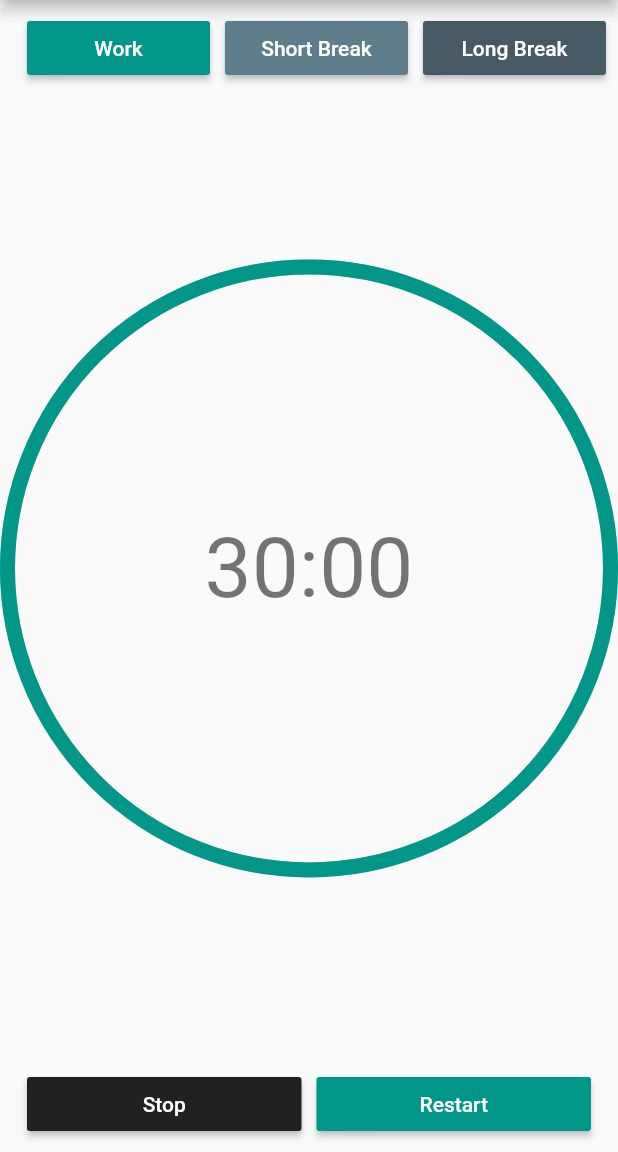
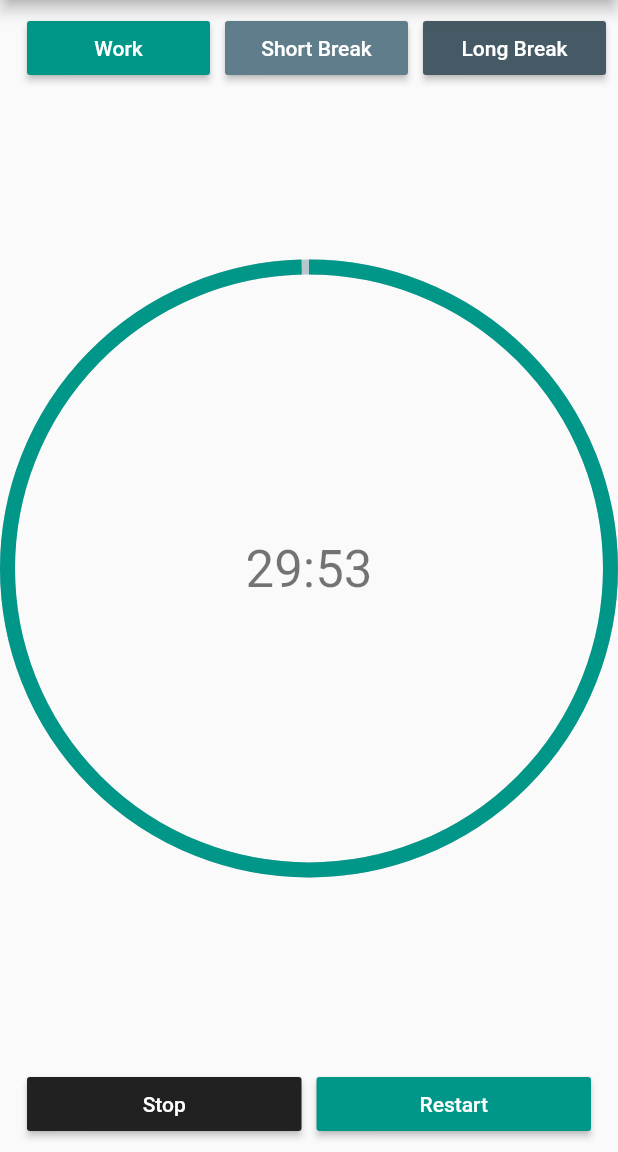
Before and after one commit to sumithpdd/productivity_timer, a Flutter app: the screen it shows after launch, after a tap on "Stop", on a phone screen of 412 x 824 dp, the part 84-1236 px from its top. Run offline on Flutter 3.47's test engine with Material 2 defaults, Android fonts, the phone set to English and light mode, and no system bars; drawn by our look-alikes of percent_indicator.

Commit message:
a working timer

```diff
--- a/productivity_timer/lib/main.dart
+++ b/productivity_timer/lib/main.dart
@@ -17,7 +17,7 @@ class MyApp extends StatelessWidget {
       theme: ThemeData(
         primarySwatch: Colors.blueGrey,
       ),
-      home: const TimerHomePage(),
+      home: TimerHomePage(),
     );
   }
 }
--- /dev/null
+++ b/productivity_timer/lib/models/timer.dart
@@ -0,0 +1,58 @@
+import 'dart:async';
+
+import 'timermodel.dart';
+
+class CountDownTimer {
+  double _radius = 1;
+  bool _isActive = true;
+  late Timer timer;
+  late Duration time;
+  late Duration _fullTime;
+
+  int work = 30;
+
+  String returnTime(Duration t) {
+    String minutes = (t.inMinutes < 10)
+        ? '0' + t.inMinutes.toString()
+        : t.inMinutes.toString();
+
+    int numSeconds = t.inSeconds - (t.inMinutes * 60);
+
+    String seconds =
+        (numSeconds < 10) ? '0' + numSeconds.toString() : numSeconds.toString();
+    String formattedTime = minutes + ":" + seconds;
+
+    return formattedTime;
+  }
+
+  Stream<TimerModel> stream() async* {
+    yield* Stream.periodic(const Duration(seconds: 1), (int a) {
+      String stringTime;
+      if (_isActive) {
+        time = time - const Duration(seconds: 1);
+        _radius = time.inSeconds / _fullTime.inSeconds;
+        if (time.inSeconds <= 0) {
+          _isActive = false;
+        }
+      }
+      stringTime = returnTime(time);
+      return TimerModel(stringTime, _radius);
+    });
+  }
+
+  void startWork() {
+    _radius = 1;
+    time = Duration(minutes: work, seconds: 0);
+    _fullTime = time;
+  }
+
+  void stopTimer() {
+    _isActive = false;
+  }
+
+  void startTimer() {
+    if (time.inSeconds > 0) {
+      _isActive = true;
+    }
+  }
+}
--- /dev/null
+++ b/productivity_timer/lib/models/timermodel.dart
@@ -0,0 +1,5 @@
+class TimerModel {
+  String time;
+  double percent;
+  TimerModel(this.time, this.percent);
+}
--- a/productivity_timer/lib/screens/timer_home_page.dart
+++ b/productivity_timer/lib/screens/timer_home_page.dart
@@ -2,16 +2,20 @@
 
 import 'package:flutter/material.dart';
 import 'package:percent_indicator/circular_percent_indicator.dart';
+import 'package:productivity_timer/models/timer.dart';
 
+import '../models/timermodel.dart';
 import '../widgets/widgets.dart';
 
 class TimerHomePage extends StatelessWidget {
-  const TimerHomePage({Key? key}) : super(key: key);
+  TimerHomePage({Key? key}) : super(key: key);
   void emptyMethod() {}
   final double defaultPadding = 5.0;
+  CountDownTimer timer = CountDownTimer();
 
   @override
   Widget build(BuildContext context) {
+    timer.startWork();
     return Scaffold(
       appBar: AppBar(
         title: Text('My work timer'),
@@ -58,16 +62,23 @@ class TimerHomePage extends StatelessWidget {
                   )),
                 ],
               ),
-              Expanded(
+              StreamBuilder(
+                  initialData: '00:00',
+                  stream: timer.stream(),
+                  builder: (BuildContext context, AsyncSnapshot snapshot) {
+                    TimerModel timer = (snapshot.data == '00:00')
+                        ? TimerModel('00:00', 1)
+                        : snapshot.data;
+                    return Expanded(
                         child: CircularPercentIndicator(
                       radius: availableWidth / 2,
                       lineWidth: 10.0,
-                  percent: 1,
-                  center: Text("30:00",
-                      style: Theme.of(context).textTheme.displayMedium),
+                      percent: timer.percent,
+                      center: Text(timer.time,
+                          style: Theme.of(context).textTheme.headline4),
                       progressColor: Color(0xff009688),
-                ),
-              ),
+                    ));
+                  }),
               Padding(
                 padding: EdgeInsets.all(defaultPadding),
               ),
@@ -79,10 +90,7 @@ class TimerHomePage extends StatelessWidget {
                     child: ProductivityButton(
                         color: Color(0xff212121),
                         text: 'Stop',
-                    onPressed: emptyMethod,
-                    size: 80,
-                  ),
-                ),
+                        onPressed: () => timer.stopTimer())),
                 Padding(
                   padding: EdgeInsets.all(defaultPadding),
                 ),
@@ -90,9 +98,7 @@ class TimerHomePage extends StatelessWidget {
                     child: ProductivityButton(
                         color: Color(0xff009688),
                         text: 'Restart',
-                  onPressed: emptyMethod,
-                  size: 80,
-                )),
+                        onPressed: () => timer.startTimer())),
                 Padding(
                   padding: EdgeInsets.all(defaultPadding),
                 ),
--- a/productivity_timer/lib/widgets/widgets.dart
+++ b/productivity_timer/lib/widgets/widgets.dart
@@ -1,16 +1,16 @@
 import 'package:flutter/material.dart';
 
 class ProductivityButton extends StatelessWidget {
-  const ProductivityButton(
+  ProductivityButton(
       {Key? key,
       required this.color,
       required this.text,
-      required this.size,
+      this.size = 80,
       required this.onPressed})
       : super(key: key);
   final Color color;
   final String text;
-  final double size;
+  double size;
   final VoidCallback onPressed;
 
   @override
```
Lines whose indentation alone changed are shown as unchanged.
